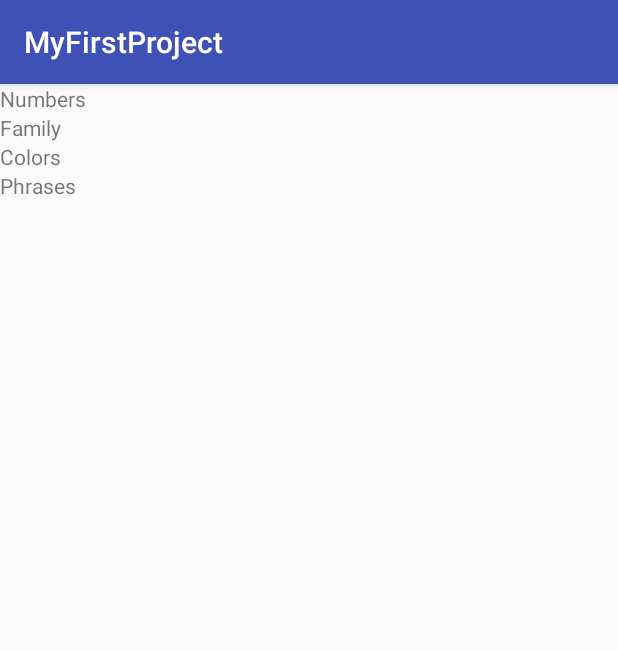
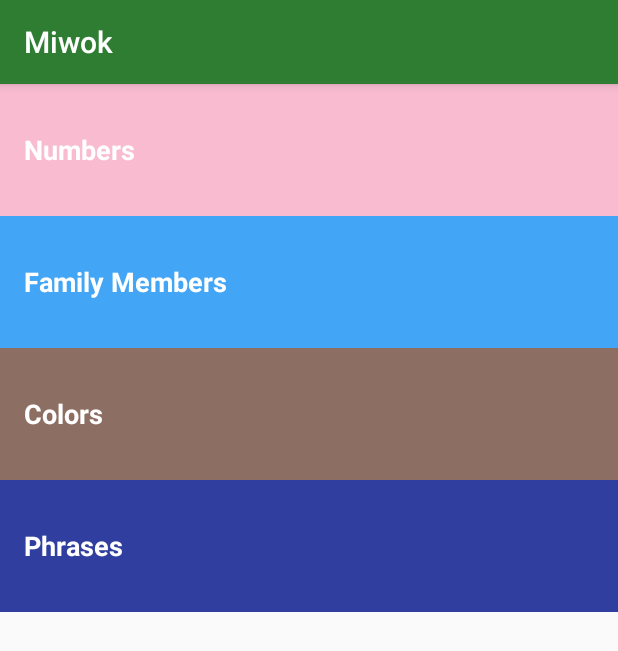
Before and after one commit to toufeeqahamedns/MyFirstProject, an Android app: the screen it shows after launch (MainActivity), on a phone screen of 412 x 824 dp. Shown: the top 651 px of the screen. Run offline under Robolectric (Android 15) with nearby library versions, the phone set to English and light mode, and no system bars.

Commit message:
Designed the whole layout. Defined the style of the app. Added some strings

```diff
--- a/app/src/main/res/layout/activity_main.xml
+++ b/app/src/main/res/layout/activity_main.xml
@@ -1,7 +1,6 @@
 <?xml version="1.0" encoding="utf-8"?>
 <LinearLayout
     xmlns:android="http://schemas.android.com/apk/res/android"
-    xmlns:app="http://schemas.android.com/apk/res-auto"
     xmlns:tools="http://schemas.android.com/tools"
     android:layout_width="match_parent"
     android:layout_height="match_parent"
@@ -10,25 +9,25 @@
 
     <TextView
         android:id="@+id/numbers"
-        android:layout_width="match_parent"
-        android:layout_height="wrap_content"
-        android:text="Numbers" />
+        style="@style/CategoryStyle"
+        android:background="@color/category_numbers"
+        android:text="@string/category_numbers" />
 
     <TextView
         android:id="@+id/family"
-        android:layout_width="match_parent"
-        android:layout_height="wrap_content"
-        android:text="Family" />
+        style="@style/CategoryStyle"
+        android:background="@color/category_family"
+        android:text="@string/category_family" />
 
     <TextView
         android:id="@+id/colors"
-        android:layout_width="match_parent"
-        android:layout_height="wrap_content"
-        android:text="Colors" />
+        style="@style/CategoryStyle"
+        android:background="@color/category_colors"
+        android:text="@string/category_colors" />
 
     <TextView
         android:id="@+id/phrases"
-        android:layout_width="match_parent"
-        android:layout_height="wrap_content"
-        android:text="Phrases" />
+        style="@style/CategoryStyle"
+        android:background="@color/category_phrases"
+        android:text="@string/category_phrases" />
 </LinearLayout>
--- a/app/src/main/res/values/colors.xml
+++ b/app/src/main/res/values/colors.xml
@@ -1,6 +1,25 @@
 <?xml version="1.0" encoding="utf-8"?>
 <resources>
-    <color name="colorPrimary">#3F51B5</color>
-    <color name="colorPrimaryDark">#303F9F</color>
+    <!-- Primary color of the app (shown in the app bar) -->
+    <color name="colorPrimary">#2e7d32</color>
+
+    <!-- Primary dark color of the app (shown in the status bar) -->
+    <color name="colorPrimaryDark">#005005</color>
+
     <color name="colorAccent">#FF4081</color>
+
+    <!-- Background color for app -->
+    <color name="back_ground">#eeeeee</color>
+
+    <!-- Background color for the numbers category -->
+    <color name="category_numbers">#f8bbd0</color>
+
+    <!-- Background color for the family members category -->
+    <color name="category_family">#42a5f5</color>
+
+    <!-- Background color for the colors category -->
+    <color name="category_colors">#8d6e63</color>
+
+    <!-- Background color for the phrases category -->
+    <color name="category_phrases">#303f9f</color>
 </resources>
--- /dev/null
+++ b/app/src/main/res/values/dimens.xml
@@ -0,0 +1,8 @@
+<?xml version="1.0" encoding="utf-8"?>
+<resources>
+    <!-- Height of each list item -->
+    <dimen name="list_item_height">88dp</dimen>
+    <!-- Default screen margins, per the Android Design guidelines. -->
+    <dimen name="activity_horizontal_margin">16dp</dimen>
+    <dimen name="activity_vertical_margin">16dp</dimen>
+</resources>
--- a/app/src/main/res/values/strings.xml
+++ b/app/src/main/res/values/strings.xml
@@ -1,3 +1,16 @@
 <resources>
-    <string name="app_name">MyFirstProject</string>
+    <!-- Title for the application. [CHAR LIMIT=12] -->
+    <string name="app_name">Miwok</string>
+
+    <!-- Category name for phrases [CHAR LIMIT=20] -->
+    <string name="category_phrases">Phrases</string>
+
+    <!-- Category name for the vocabulary words for colors [CHAR LIMIT=20] -->
+    <string name="category_colors">Colors</string>
+
+    <!-- Category name for the vocabulary words for numbers [CHAR LIMIT=20] -->
+    <string name="category_numbers">Numbers</string>
+
+    <!-- Category name for the vocabulary words for family members [CHAR LIMIT=20] -->
+    <string name="category_family">Family Members</string>
 </resources>
--- a/app/src/main/res/values/styles.xml
+++ b/app/src/main/res/values/styles.xml
@@ -8,4 +8,17 @@
         <item name="colorAccent">@color/colorAccent</item>
     </style>
 
+    <!-- Style for a category of vocabolary words -->
+    <style name="CategoryStyle">
+        <item name="android:layout_width">match_parent</item>
+        <item name="android:layout_height">@dimen/list_item_height</item>
+        <item name="android:gravity">center_vertical</item>
+        <item name="android:padding">16dp</item>
+        <item name="android:textColor">@android:color/white</item>
+        <item name="android:textStyle">bold</item>
+        <item name="android:textAppearance">?android:textAppearanceMedium</item>
+    </style>
+
+
+
 </resources>
```
